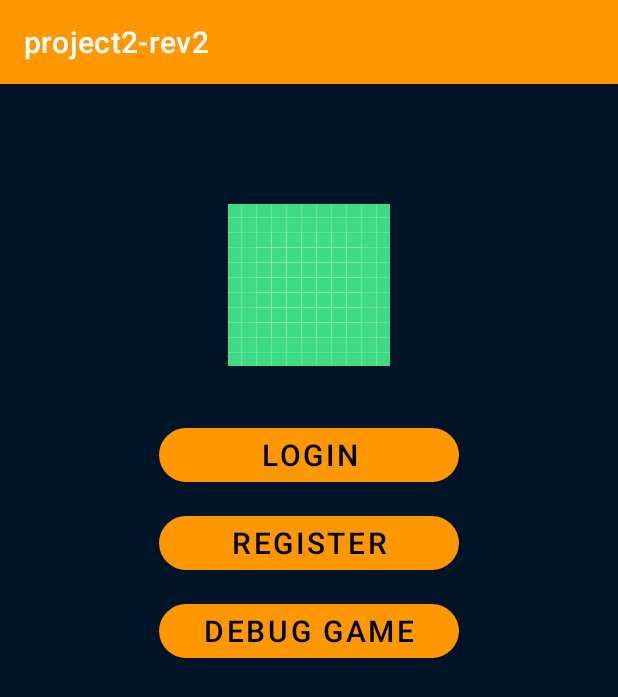
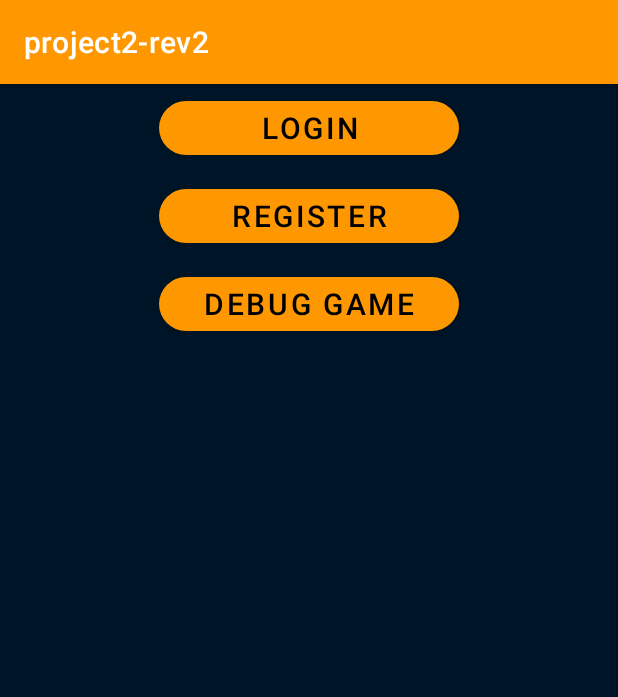
Before and after one commit to GuyOz5252/PROJECT3, an Android app: the Login screen opened directly, with no data from a screen before it, on a phone screen of 412 x 824 dp. Shown: the top 697 px of the screen. Run offline under Robolectric (Android 15) with nearby library versions, the phone set to English and light mode, and no system bars.

Commit message:
setting up for a grid, ready to add

```diff
--- a/app/src/main/AndroidManifest.xml
+++ b/app/src/main/AndroidManifest.xml
@@ -11,7 +11,8 @@
         android:theme="@style/Theme.Project2rev2">
         <activity
             android:name=".GameView"
-            android:exported="true" />
+            android:exported="true"
+            android:screenOrientation="landscape" />
         <activity
             android:name=".Login"
             android:exported="true" />
--- a/app/src/main/res/layout/activity_login.xml
+++ b/app/src/main/res/layout/activity_login.xml
@@ -7,23 +7,11 @@
     tools:context=".Login"
     android:background="@color/secondaryColor">
 
-    <ImageView
-        android:id="@+id/imgLogo"
-        android:layout_width="wrap_content"
-        android:layout_height="wrap_content"
-
-        android:layout_centerHorizontal="true"
-        android:layout_marginTop="80dp"
-        android:layout_marginBottom="30dp"
-
-        android:src="@drawable/ic_launcher_background" />
-
     <Button
         android:id="@+id/btnLogin"
         android:layout_width="200dp"
         android:layout_height="wrap_content"
 
-        android:layout_below="@+id/imgLogo"
         android:layout_centerHorizontal="true"
         android:layout_margin="5dp"
 
```
Also changed, not shown: app/src/main/java/com/example/project2_rev2/GameView.java (+8 -16 lines), app/src/main/res/layout/activity_game_view.xml (+7 -11 lines).
